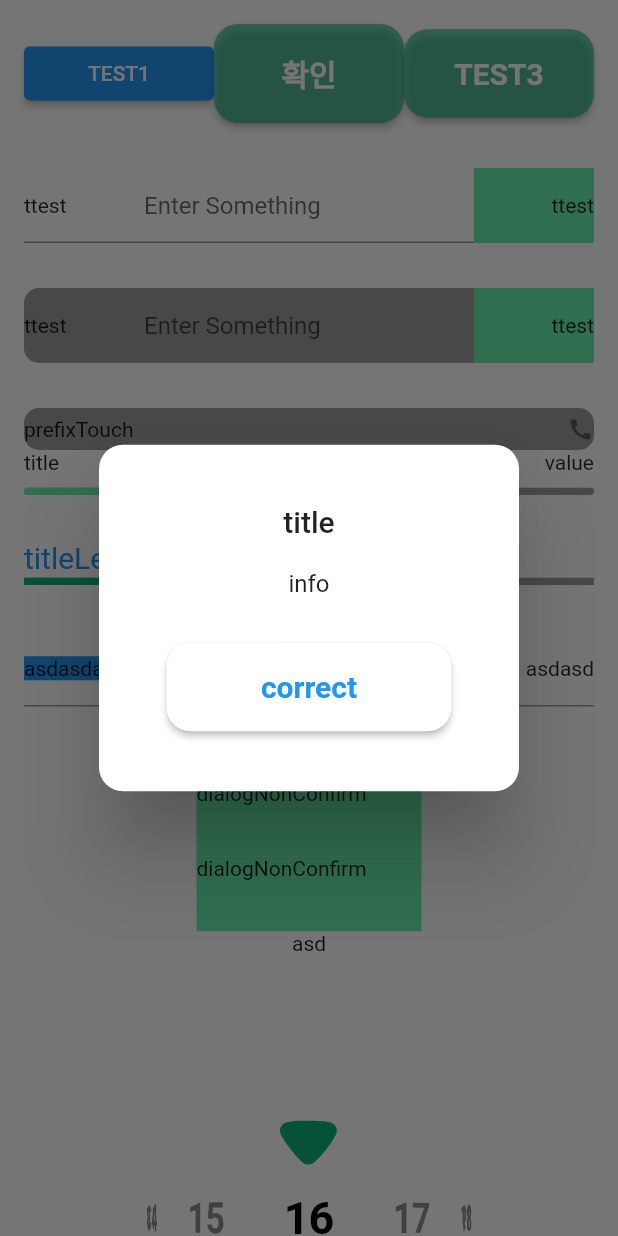
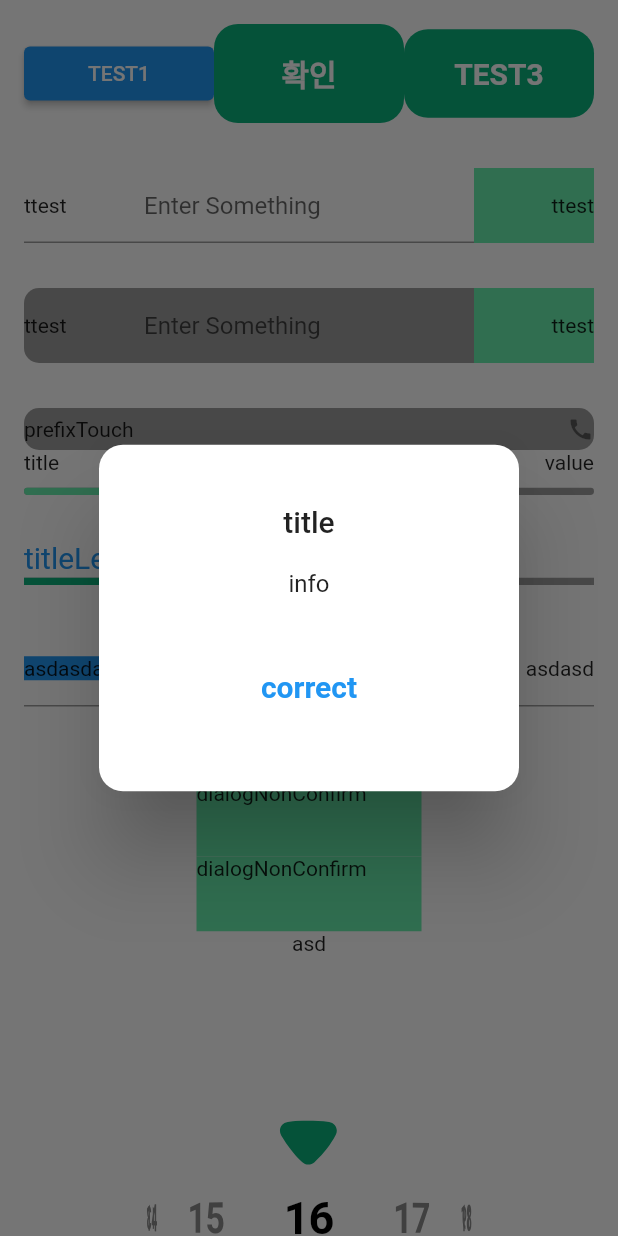
Before and after one commit to MineokSung/Early-Care, a Flutter app: the screen it shows after launch, after a tap on "dialogNonConfirm", on a phone screen of 412 x 824 dp. Run offline on Flutter 3.47's test engine with Material 2 defaults, Android fonts, the phone set to English and light mode, and no system bars; our stand-ins replace flutter_svg.

Commit message:
early care component 구현 및 수정
   * cancel icon svg 파일 추가

   * early care bottom sheet 구현

   * early care button component 수정
     - 버튼 그림자 제거
     - 버튼 기본 padding값 적용
     - 버튼 선 적용
     - 버튼 투명도 제거
     - 버튼 글자 배열 추가

   * early care dialog confirm component 줄 정리

   * early care picker componen 줄 정리 및 상수에 const 추가

   * early care progress componen 줄 정리

   * early care textfield box component 줄 정리

   * early care textfield line component 줄 정리

```diff
--- a/lib/component/early_care_button.dart
+++ b/lib/component/early_care_button.dart
@@ -8,8 +8,14 @@ class EarlyCareButton extends StatelessWidget {
   final double? width;
   final double? height;
   final Color? backgroundColor;
+  final Color? clickBackgroundColor;
+  final Color? clickTextColor;
   final Color? textColor;
+  final Color? borderColor;
+  final Alignment? alignment;
   final bool? isActivated;
+  final bool? isBorder;
+  final FontWeight? fontWeight;
   final double? radius;
   final Function()? onPressed;
 
@@ -21,8 +27,14 @@ class EarlyCareButton extends StatelessWidget {
     this.width,
     this.height,
     this.backgroundColor,
+    this.clickBackgroundColor,
+    this.clickTextColor,
     this.textColor,
+    this.borderColor,
+    this.alignment,
     this.isActivated,
+    this.isBorder = false,
+    this.fontWeight,
     this.radius,
     this.onPressed,
   });
@@ -34,23 +46,34 @@ class EarlyCareButton extends StatelessWidget {
       height: height,
       child: ElevatedButton(
         style: ElevatedButton.styleFrom(
-          padding: padding ?? const EdgeInsets.symmetric(vertical: 18),
+          elevation: 0,
+          padding: padding ??
+              const EdgeInsets.symmetric(
+                vertical: 18,
+              ),
           shape: RoundedRectangleBorder(
+            side: isBorder == false ? BorderSide.none : BorderSide(
+                    color: borderColor ?? Colors.black,
+                  ),
             borderRadius: BorderRadius.circular(radius ?? 16),
           ),
-          backgroundColor: backgroundColor ?? ColorInfo.mainColor.withOpacity(0.6),
+          backgroundColor: backgroundColor ?? ColorInfo.mainColor,
         ),
         onPressed: () {
           if (onPressed != null) {
             onPressed!(); //() : 함수 실행의미
+
           }
         },
-        child: Text(
-          text,
-          style: TextStyle(
-            color: textColor ?? ColorInfo.white,
-            fontSize: fontSize ?? 20,
-            fontWeight: FontWeight.bold,
+        child: Align(
+          alignment: alignment ?? Alignment.center,
+          child: Text(
+            text,
+            style: TextStyle(
+              color: textColor ?? ColorInfo.white,
+              fontSize: fontSize ?? 20,
+              fontWeight: fontWeight ?? FontWeight.bold,
+            ),
           ),
         ),
       ),
--- a/lib/component/early_care_dialog_confirm.dart
+++ b/lib/component/early_care_dialog_confirm.dart
@@ -49,6 +49,57 @@ class EarlyCareDialogConfirm extends StatelessWidget {
     this.correctOnPressed,
     this.cancelOnPressed,
   });
+
+  @override
+  Widget build(BuildContext context) {
+    return AlertDialog(
+      titlePadding: title == null ? EdgeInsets.zero : const EdgeInsets.only(top: 40, left: 45, right: 45),
+      contentPadding: contentPaddingInfo(),
+      actionsPadding: actionPadding ?? const EdgeInsets.only(bottom: 40, left: 45, right: 45),
+      shape: RoundedRectangleBorder(
+        borderRadius: BorderRadius.circular(16.0),
+      ),
+      title: title == null
+          ? null
+          : Text(
+              title ?? '',
+              textAlign: TextAlign.center,
+              style: TextStyle(
+                fontSize: titleFontSize,
+                color: titleColor,
+              ),
+            ),
+      // content: ConstrainedBox(
+      //   constraints: const BoxConstraints(
+      //     maxHeight: 70,
+      //   ),
+      content: Column(
+        mainAxisSize: MainAxisSize.min,
+        children: [
+          ConstrainedBox(
+            constraints: const BoxConstraints(
+              maxHeight: 300,
+              minHeight: 10,
+            ),
+            child: SingleChildScrollView(
+              child: Text(
+                information,
+                style: TextStyle(
+                  fontSize: informationFontSize,
+                  color: informationColor,
+                ),
+              ),
+            ),
+          ),
+          inputWidget(),
+        ],
+      ),
+
+      actions: <Widget>[
+        buttonsInfo(),
+      ],
+    );
+  }
 
   Widget inputWidget() {
     if (widget != null) {
@@ -137,56 +188,4 @@ class EarlyCareDialogConfirm extends StatelessWidget {
       ],
     );
   }
-
-  @override
-  Widget build(BuildContext context) {
-    return AlertDialog(
-      titlePadding: title == null
-          ? EdgeInsets.zero
-          : const EdgeInsets.only(top: 40, left: 45, right: 45),
-      contentPadding: contentPaddingInfo(),
-      actionsPadding: actionPadding ??
-          const EdgeInsets.only(bottom: 40, left: 45, right: 45),
-      shape: RoundedRectangleBorder(borderRadius: BorderRadius.circular(16.0)),
-      title: title == null
-          ? null
-          : Text(
-              title ?? '',
-              textAlign: TextAlign.center,
-              style: TextStyle(
-                fontSize: titleFontSize,
-                color: titleColor,
-              ),
-            ),
-      // content: ConstrainedBox(
-      //   constraints: const BoxConstraints(
-      //     maxHeight: 70,
-      //   ),
-        content: Column(
-          mainAxisSize: MainAxisSize.min,
-          children: [
-            ConstrainedBox(
-              constraints: const BoxConstraints(
-                maxHeight: 300,
-                minHeight: 10,
-              ),
-              child: SingleChildScrollView(
-                child: Text(
-                  information,
-                  style: TextStyle(
-                    fontSize: informationFontSize,
-                    color: informationColor,
-                  ),
-                ),
-              ),
-            ),
-            inputWidget(),
-          ],
-        ),
-
-      actions: <Widget>[
-        buttonsInfo(),
-      ],
-    );
-  }
 }
--- a/lib/component/early_care_picker.dart
+++ b/lib/component/early_care_picker.dart
@@ -48,6 +48,11 @@ class _EarlyCarePicker extends State<EarlyCarePicker> {
     super.initState();
   }
 
+  @override
+  Widget build(BuildContext context) {
+    return pickerDirection();
+  }
+
   Widget selectLine() {
     if (widget.isHorizontal == true) {
       return Row(
@@ -61,7 +66,7 @@ class _EarlyCarePicker extends State<EarlyCarePicker> {
             child: Container(
               width: 28,
               height: 20,
-              margin: EdgeInsets.only(top: 30),
+              margin: const EdgeInsets.only(top: 30),
               child: SvgPicture.asset(
                 //"${Paths.imagePath}picker_horizontal_bottom.svg",
                 Assets.imagesPickerHorizontalTop,
@@ -75,13 +80,10 @@ class _EarlyCarePicker extends State<EarlyCarePicker> {
             child: Container(
               width: 42,
               height: 30,
-              margin: EdgeInsets.only(bottom: 30),
+              margin: const EdgeInsets.only(bottom: 30),
               child: SvgPicture.asset(
-                  //"${Paths.imagePath}picker_horizontal_bottom.svg",
                   Assets.imagesPickerHorizontalBottom
-                  //"assets/images/picker_horizontal_bottom.svg",
-
-                  ),
+              ),
               //color: ColorInfo.mainColor,
             ),
           ),
@@ -152,9 +154,4 @@ class _EarlyCarePicker extends State<EarlyCarePicker> {
       child: _picker(),
     );
   }
-
-  @override
-  Widget build(BuildContext context) {
-    return pickerDirection();
-  }
 }
--- a/lib/component/early_care_progress_bar.dart
+++ b/lib/component/early_care_progress_bar.dart
@@ -31,22 +31,6 @@ class EarlyCareProgressBar extends StatefulWidget {
 }
 
 class _EarlyCareProgressBar extends State<EarlyCareProgressBar> {
-  Widget titleInfo() {
-    if (widget.titleLeft != null) {
-      return widget.titleLeft!;
-    }
-
-    return SizedBox();
-  }
-
-  Widget valueInfo() {
-    if (widget.titleRight != null) {
-      return widget.titleRight!;
-    }
-
-    return SizedBox();
-  }
-
   @override
   Widget build(BuildContext context) {
     return SizedBox(
@@ -63,8 +47,7 @@ class _EarlyCareProgressBar extends State<EarlyCareProgressBar> {
             ],
           ),
           ClipRRect(
-            borderRadius:
-            BorderRadius.all(Radius.circular(widget.borderRadius ?? 0)),
+            borderRadius: BorderRadius.all(Radius.circular(widget.borderRadius ?? 0)),
             child: LinearProgressIndicator(
               value: widget.value ?? 0,
               minHeight: widget.minHeight ?? 5,
@@ -77,4 +60,19 @@ class _EarlyCareProgressBar extends State<EarlyCareProgressBar> {
     );
   }
 
+  Widget titleInfo() {
+    if (widget.titleLeft != null) {
+      return widget.titleLeft!;
+    }
+
+    return SizedBox();
+  }
+
+  Widget valueInfo() {
+    if (widget.titleRight != null) {
+      return widget.titleRight!;
+    }
+
+    return SizedBox();
+  }
 }
--- a/lib/component/early_care_textfield_box.dart
+++ b/lib/component/early_care_textfield_box.dart
@@ -67,6 +67,53 @@ class EarlyCareTextFieldBox extends StatelessWidget {
     this.onChanged,
   });
 
+  @override
+  Widget build(BuildContext context) {
+    return Container(
+      width: width,
+      height: height,
+      decoration: BoxDecoration(
+        color: boxColor ?? Colors.grey,
+        borderRadius: BorderRadius.circular(boxBorderRadius ?? 10),
+      ),
+      child: TextFormField(
+        textAlignVertical: TextAlignVertical.center,
+        textAlign: textInputAlign ?? TextAlign.left,
+        controller: controller,
+        maxLines: maxLine ?? 1,
+        onChanged: (String value) {
+          if (onChanged != null) {
+            onChanged!(value);
+          }
+        },
+        style: TextStyle(
+          color: textColor ?? Colors.black,
+          fontSize: fontSize,
+          textBaseline: TextBaseline.alphabetic,
+        ),
+        decoration: InputDecoration(
+          isDense: true,
+          contentPadding: padding,
+          prefixIcon: prefixLine(),
+          prefixIconConstraints: const BoxConstraints(minWidth: 0, minHeight: 0),
+          suffixIcon: suffixLine(),
+          suffixIconConstraints: const BoxConstraints(minWidth: 0, minHeight: 0),
+          hintText: hint,
+          hintStyle: TextStyle(
+            color: hintColor,
+            fontSize: fontSize,
+          ),
+          labelText: label,
+          labelStyle: TextStyle(color: labelColor, fontSize: labelSize),
+          border: InputBorder.none,
+        ),
+        obscureText: isSecret ?? false,
+        keyboardType: textInputType ?? TextInputType.text,
+        focusNode: focusNode,
+      ),
+    );
+  }
+
   Widget prefixLine() {
     if (prefix == null) {
       return const SizedBox.shrink();
@@ -108,59 +155,9 @@ class EarlyCareTextFieldBox extends StatelessWidget {
           //     suffixTouch!();
           //   }
           // },
-          onTap: ()=> suffixOnTap != null ? suffixOnTap!() : null,
+          onTap: () => suffixOnTap != null ? suffixOnTap!() : null,
         ),
       ),
     );
   }
-
-  @override
-  Widget build(BuildContext context) {
-    return Container(
-      width: width,
-      height: height,
-      decoration: BoxDecoration(
-        color: boxColor ?? Colors.grey,
-        borderRadius: BorderRadius.circular(boxBorderRadius ?? 10),
-      ),
-      child: TextFormField(
-        textAlignVertical: TextAlignVertical.center,
-        textAlign: textInputAlign ?? TextAlign.left,
-        controller: controller,
-        maxLines: maxLine ?? 1,
-        onChanged: (String value){
-          if(onChanged != null){
-            onChanged!(value);
-          }
-
-        },
-        style: TextStyle(
-          color: textColor ?? Colors.black,
-          fontSize: fontSize,
-          textBaseline: TextBaseline.alphabetic,
-        ),
-        decoration: InputDecoration(
-          isDense: true,
-          contentPadding: padding,
-          prefixIcon: prefixLine(),
-          prefixIconConstraints:
-              const BoxConstraints(minWidth: 0, minHeight: 0),
-          suffixIcon: suffixLine(),
-          suffixIconConstraints:
-              const BoxConstraints(minWidth: 0, minHeight: 0),
-          hintText: hint,
-          hintStyle: TextStyle(
-            color: hintColor,
-            fontSize: fontSize,
-          ),
-          labelText: label,
-          labelStyle: TextStyle(color: labelColor, fontSize: labelSize),
-          border: InputBorder.none,
-        ),
-        obscureText: isSecret ?? false,
-        keyboardType: textInputType ?? TextInputType.text,
-        focusNode: focusNode,
-      ),
-    );
-  }
 }
--- a/lib/component/early_care_textfield_line.dart
+++ b/lib/component/early_care_textfield_line.dart
@@ -57,56 +57,6 @@ class EarlyCareTextFieldLine extends StatelessWidget {
     this.widget,
   });
 
-  Widget prefixLine() {
-    if (prefix == null) {
-      return const SizedBox.shrink();
-    }
-    return Align(
-      alignment: Alignment.centerLeft,
-      widthFactor: 1.0,
-      heightFactor: 1.0,
-      child: SizedBox(
-        width: prefixWidth,
-        height: prefixHeight,
-        child: Container(
-          color: Colors.blue,
-          child: prefix!,
-        ),
-      ),
-    );
-  }
-
-  Widget suffixLine() {
-    if (suffix == null) {
-      return const SizedBox.shrink();
-    }
-    return Align(
-      alignment: Alignment.centerRight,
-      widthFactor: 1.0,
-      heightFactor: 1.0,
-      child: SizedBox(
-        width: suffixWidth,
-        height: suffixHeight,
-        child: suffix!,
-      ),
-    );
-  }
-
-  InputBorder underlineInfo(
-      int type) //1 = enableBorderline, 2 = focusBorderline
-  {
-    if (isUnderline == false) {
-      return InputBorder.none;
-    } else if (type == 1) {
-      return UnderlineInputBorder(
-        borderSide: BorderSide(color: enableBorderColor ?? Colors.grey),
-      );
-    }
-    return UnderlineInputBorder(
-      borderSide: BorderSide(color: focusBorderColor ?? ColorInfo.mainColor),
-    );
-  }
-
   @override
   Widget build(BuildContext context) {
     return SizedBox(
@@ -149,4 +99,53 @@ class EarlyCareTextFieldLine extends StatelessWidget {
       ),
     );
   }
+
+  Widget prefixLine() {
+    if (prefix == null) {
+      return const SizedBox.shrink();
+    }
+    return Align(
+      alignment: Alignment.centerLeft,
+      widthFactor: 1.0,
+      heightFactor: 1.0,
+      child: SizedBox(
+        width: prefixWidth,
+        height: prefixHeight,
+        child: Container(
+          color: Colors.blue,
+          child: prefix!,
+        ),
+      ),
+    );
+  }
+
+  Widget suffixLine() {
+    if (suffix == null) {
+      return const SizedBox.shrink();
+    }
+    return Align(
+      alignment: Alignment.centerRight,
+      widthFactor: 1.0,
+      heightFactor: 1.0,
+      child: SizedBox(
+        width: suffixWidth,
+        height: suffixHeight,
+        child: suffix!,
+      ),
+    );
+  }
+
+  InputBorder underlineInfo(int type) //1 = enableBorderline, 2 = focusBorderline
+  {
+    if (isUnderline == false) {
+      return InputBorder.none;
+    } else if (type == 1) {
+      return UnderlineInputBorder(
+        borderSide: BorderSide(color: enableBorderColor ?? Colors.grey),
+      );
+    }
+    return UnderlineInputBorder(
+      borderSide: BorderSide(color: focusBorderColor ?? ColorInfo.mainColor),
+    );
+  }
 }
--- a/lib/page/login.dart
+++ b/lib/page/login.dart
@@ -1,3 +1,8 @@
+import 'dart:collection';
+import 'dart:core';
+
+import 'package:collection/collection.dart';
+import 'package:early_care/component/early_care_bottom_sheet.dart';
 import 'package:early_care/component/early_care_dialog_confirm.dart';
 import 'package:early_care/component/early_care_button.dart';
 import 'package:early_care/component/color_info.dart';
@@ -25,6 +30,20 @@ class _Login extends State<Login> {
 
   String testCallback = 'false';
 
+  List<MobileCarrier> mobileCarriers = [
+    MobileCarrier(id: 1, name: 'SKT'),
+    MobileCarrier(id: 2, name: 'KT'),
+    MobileCarrier(id: 3, name: 'LG U+'),
+    MobileCarrier(id: 4, name: 'SKT 알뜰폰'),
+    MobileCarrier(id: 5, name: 'KT 알뜰폰'),
+    MobileCarrier(id: 6, name: 'LG U+ 알뜰폰'),
+  ];
+
+  @override
+  void initState() {
+    super.initState();
+  }
+
   @override
   void dispose() {
     super.dispose();
@@ -43,10 +62,8 @@ class _Login extends State<Login> {
     setState(() {});
   }
 
-
   Widget activatedButton() {
     if (testCallback == 'false') {
-
       return EarlyCareButton(
         text: '확인' ?? '취소',
         onPressed: buttonActivated,
@@ -89,6 +106,69 @@ class _Login extends State<Login> {
             body: 'asdasd',
           );
         });
+  }
+
+  Widget selectButton(int index) {
+    MobileCarrier mobileCarrier = mobileCarriers[index];
+    return EarlyCareButton(
+      width: double.infinity,
+      height: 50,
+      backgroundColor: mobileCarrier.isSelected == false ? Colors.white : ColorInfo.mainColor,
+      textColor: mobileCarrier.isSelected == false ? Colors.black : Colors.white,
+      isBorder: true,
+      fontWeight: FontWeight.normal,
+      text: mobileCarrier.name,
+      alignment: Alignment.centerLeft,
+      padding: const EdgeInsets.symmetric(vertical: 15, horizontal: 12),
+      onPressed: () {
+        setState(() {
+          MobileCarrier? beforeSelected = mobileCarriers.firstWhereOrNull((o) => o.isSelected);
+          if (beforeSelected != null) {
+            beforeSelected.isSelected = false;
+          }
+          mobileCarrier.isSelected = true;
+          Navigator.pop(context);
+        });
+      },
+    );
+  }
+
+  void _bottomSheet1() {
+    showModalBottomSheet(
+        isScrollControlled: true,
+        context: context,
+        shape: const RoundedRectangleBorder(
+          borderRadius: BorderRadius.only(
+            topLeft: Radius.circular(25),
+            topRight: Radius.circular(25),
+          ),
+        ),
+        builder: (BuildContext context) {
+          return EarlyCareBottomSheet(
+            isCancelButton: true,
+            title: const Text(
+              '통신사를 선택해주세요',
+              style: TextStyle(
+                fontSize: 18,
+                fontWeight: FontWeight.bold,
+              ),
+            ),
+            content: Padding(
+              padding: const EdgeInsets.only(top: 20),
+              child: Column(
+                mainAxisSize: MainAxisSize.min,
+                children: List.generate(mobileCarriers.length, (index) {
+                  return Padding(
+                    padding: const EdgeInsets.only(bottom: 10),
+                    child: selectButton(index),
+                  );
+                }),
+              ),
+            ),
+          );
+        }).whenComplete(() {
+      print('close bottom sheet');
+    });
   }
 
   void deleteText() {
@@ -419,7 +499,6 @@ class _Login extends State<Login> {
                     });
 
                     print(value);
-
                   },
                   controller: textController1,
                 ),
@@ -432,6 +511,16 @@ class _Login extends State<Login> {
                   ),
                 ],
               ),
+
+              GestureDetector(
+                onTap: () => _bottomSheet1(),
+                child: Container(
+                  color: Colors.greenAccent,
+                  width: 150,
+                  height: 50,
+                  child: const Text("bottomSheet"),
+                ),
+              ),
             ],
           ),
         ),
@@ -439,3 +528,11 @@ class _Login extends State<Login> {
     );
   }
 }
+
+class MobileCarrier {
+  int id;
+  String name;
+  bool isSelected;
+
+  MobileCarrier({required this.id, required this.name, this.isSelected = false});
+}
```
Also changed, not shown: lib/component/early_care_bottom_sheet.dart (added, +72 -0 lines), assets/images/icon_cancel.svg (added), lib/generated/assets.dart.
